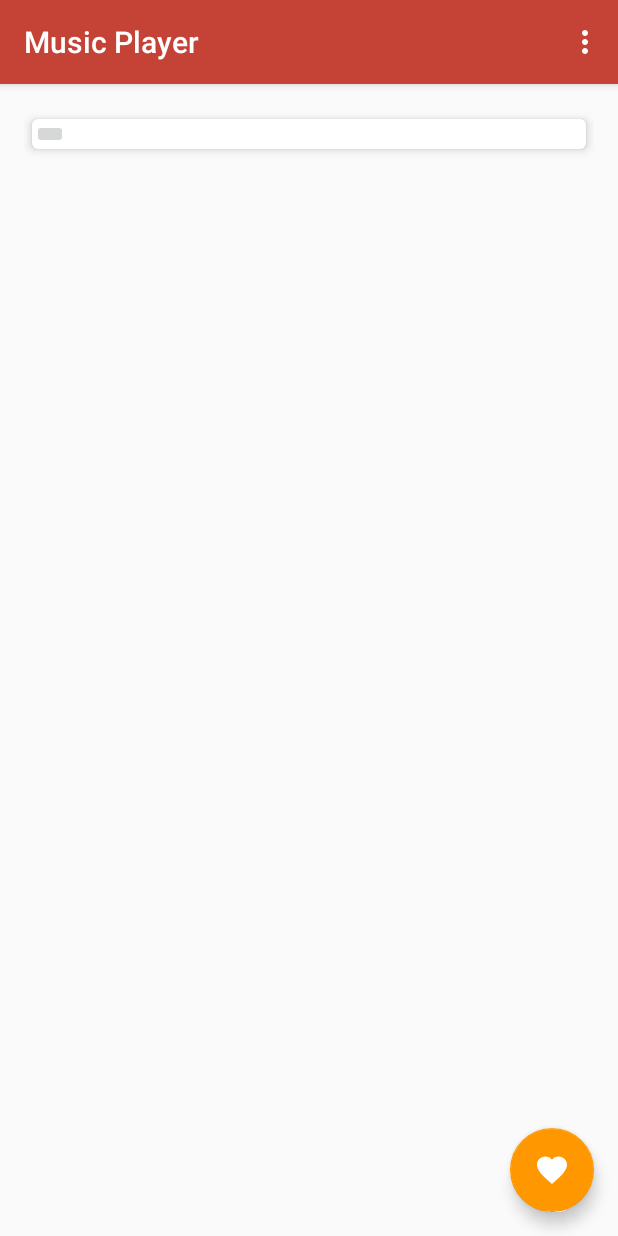
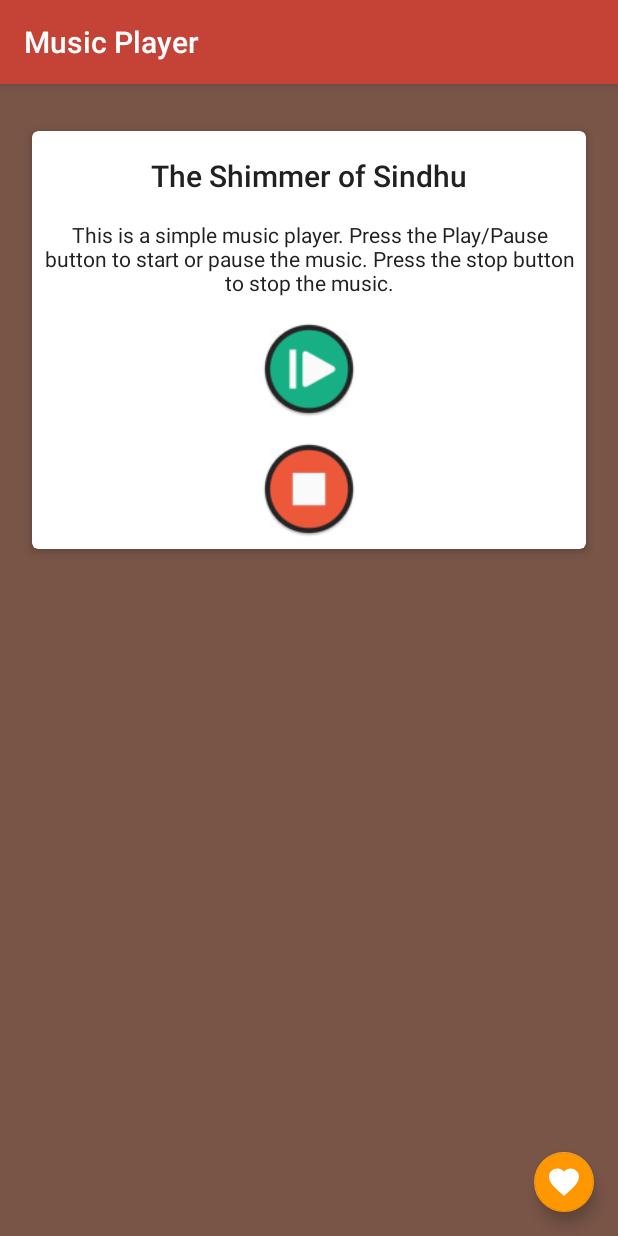
Before and after one commit to devRohanGarg/SimpleMusicPlayer, an Android app: the screen it shows after launch (MainActivity), on a phone screen of 412 x 824 dp. Run offline under Robolectric (Android 15) with nearby library versions, the phone set to English and light mode, and no system bars.

Commit message:
feat: Add design implementation for the UI

```diff
--- a/app/src/main/res/layout/activity_main.xml
+++ b/app/src/main/res/layout/activity_main.xml
@@ -4,6 +4,7 @@
     xmlns:tools="http://schemas.android.com/tools"
     android:layout_width="match_parent"
     android:layout_height="match_parent"
+    android:background="@color/brown"
     android:fitsSystemWindows="true"
     tools:context="com.music.musicplayer.MainActivity">
 
@@ -29,6 +30,7 @@
         android:layout_height="wrap_content"
         android:layout_gravity="bottom|end"
         android:layout_margin="@dimen/fab_margin"
+        app:fabSize="mini"
         app:srcCompat="@drawable/ic_favorite_24px" />
 
 </android.support.design.widget.CoordinatorLayout>
--- a/app/src/main/res/layout/content_main.xml
+++ b/app/src/main/res/layout/content_main.xml
@@ -17,17 +17,52 @@
     <android.support.v7.widget.CardView
         android:layout_width="match_parent"
         android:layout_height="wrap_content"
+        android:layout_marginTop="8dp"
         card_view:cardCornerRadius="@dimen/card_corner_radius"
         card_view:cardElevation="@dimen/card_elevation"
         card_view:cardUseCompatPadding="true">
 
         <LinearLayout
-            android:layout_width="wrap_content"
-            android:layout_height="wrap_content">
+            android:layout_width="match_parent"
+            android:layout_height="wrap_content"
+            android:layout_marginTop="8dp"
+            android:orientation="vertical">
 
-            <ImageButton
-                android:layout_width="wrap_content"
-                android:layout_height="wrap_content" />
+            <TextView
+                android:layout_width="match_parent"
+                android:layout_height="wrap_content"
+                android:layout_gravity="center_horizontal"
+                android:layout_margin="8dp"
+                android:gravity="center"
+                android:text="@string/song_name"
+                android:textAlignment="center"
+                android:textAppearance="@style/TextAppearance.AppCompat.Title" />
+
+            <TextView
+                android:layout_width="match_parent"
+                android:layout_height="wrap_content"
+                android:layout_gravity="center_horizontal"
+                android:layout_margin="8dp"
+                android:gravity="center"
+                android:text="@string/about"
+                android:textAlignment="center"
+                android:textAppearance="@style/TextAppearance.AppCompat.Body1" />
+
+            <ImageView
+                android:layout_width="64dp"
+                android:layout_height="64dp"
+                android:layout_gravity="center_horizontal"
+                android:layout_margin="8dp"
+                android:contentDescription="@string/play_pause"
+                android:src="@mipmap/ic_play_pause" />
+
+            <ImageView
+                android:layout_width="64dp"
+                android:layout_height="64dp"
+                android:layout_gravity="center_horizontal"
+                android:layout_margin="8dp"
+                android:contentDescription="@string/stop"
+                android:src="@mipmap/ic_stop" />
         </LinearLayout>
 
     </android.support.v7.widget.CardView>
--- a/app/src/main/res/menu/menu_main.xml
+++ b/app/src/main/res/menu/menu_main.xml
@@ -6,5 +6,6 @@
         android:id="@+id/action_settings"
         android:orderInCategory="100"
         android:title="@string/action_share"
+        android:visible="false"
         app:showAsAction="never" />
 </menu>
--- a/app/src/main/res/values/strings.xml
+++ b/app/src/main/res/values/strings.xml
@@ -1,4 +1,8 @@
 <resources>
     <string name="app_name">Music Player</string>
     <string name="action_share">Share</string>
+    <string name="song_name">The Shimmer of Sindhu</string>
+    <string name="play_pause">Play or Pause</string>
+    <string name="stop">Stop</string>
+    <string name="about">This is a simple music player. Press the Play/Pause button to start or pause the music. Press the stop button to stop the music.</string>
 </resources>
```
Also changed, not shown: app/src/main/ic_play_pause-web.png, app/src/main/ic_stop-web.png, app/src/main/res/mipmap-hdpi/ic_play_pause.png, app/src/main/res/mipmap-hdpi/ic_stop.png, app/src/main/res/mipmap-mdpi/ic_play_pause.png, app/src/main/res/mipmap-mdpi/ic_stop.png, app/src/main/res/mipmap-xhdpi/ic_play_pause.png, app/src/main/res/mipmap-xhdpi/ic_stop.png, app/src/main/res/mipmap-xxhdpi/ic_play_pause.png, app/src/main/res/mipmap-xxhdpi/ic_stop.png, app/src/main/res/mipmap-xxxhdpi/ic_play_pause.png, app/src/main/res/mipmap-xxxhdpi/ic_stop.png.
